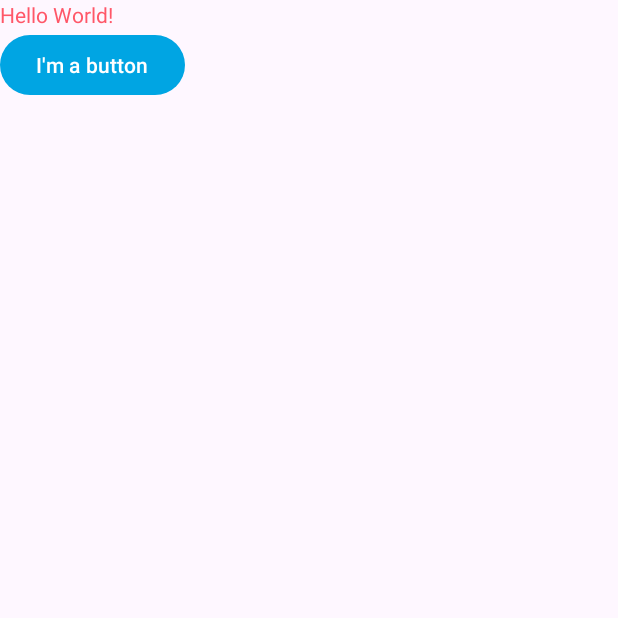
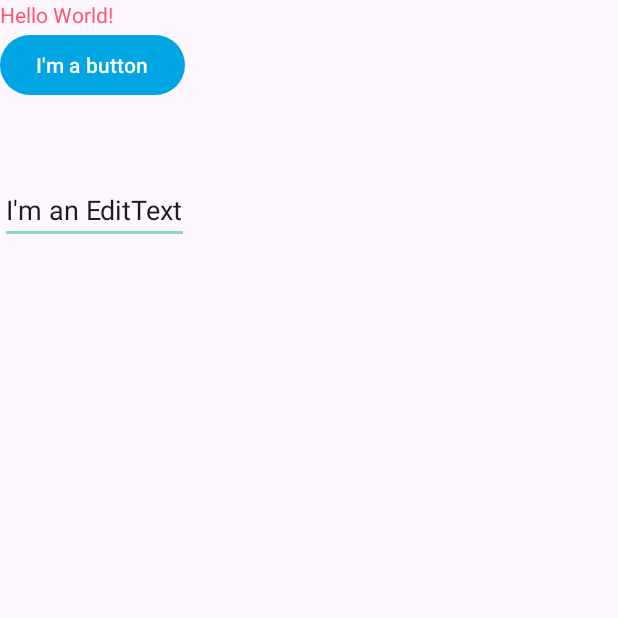
Before and after one commit to andresporrasdev/AndresAndroid, an Android app: the screen it shows after launch (MainActivity), on a phone screen of 412 x 824 dp, the top half of it. Run offline under Robolectric (Android 15) with nearby library versions, the phone set to English and light mode, and no system bars.

Commit message:
Button Changing Text when press a button working

```diff
--- a/app/src/main/java/algonquin/cst2335/porr0016/MainActivity.java
+++ b/app/src/main/java/algonquin/cst2335/porr0016/MainActivity.java
@@ -3,7 +3,9 @@ package algonquin.cst2335.porr0016;
 import androidx.appcompat.app.AppCompatActivity;
 
 import android.os.Bundle;
+import android.view.View;
 import android.widget.Button;
+import android.widget.EditText;
 import android.widget.TextView;
 
 public class MainActivity extends AppCompatActivity {
@@ -12,7 +14,18 @@ public class MainActivity extends AppCompatActivity {
     protected void onCreate(Bundle savedInstanceState) {
         super.onCreate(savedInstanceState);
         setContentView(R.layout.activity_main);
-        TextView myTextview = findViewById(R.id.textview);
+        TextView mytext = findViewById(R.id.textview);
         Button mybutton = findViewById(R.id.mybutton);
+        EditText myedit = findViewById(R.id.myedittext);
+
+
+
+        mybutton.setOnClickListener(new View.OnClickListener() {
+            public void onClick(View v) {
+                String editString = myedit.getText().toString();
+                mytext.setText( "Your edit text has: " + editString);
+            }
+        });
+
     }
 }
--- a/app/src/main/res/layout/activity_main.xml
+++ b/app/src/main/res/layout/activity_main.xml
@@ -20,4 +20,11 @@
         android:layout_marginBottom="50dp"
         android:text="@string/button_message" />
 
+    <EditText
+        android:id="@+id/myedittext"
+        android:text="@string/editmessage"
+        android:hint="string/hinttext"
+        android:layout_width="wrap_content"
+        android:layout_height="wrap_content"/>
+
 </LinearLayout>
--- a/app/src/main/res/values/strings.xml
+++ b/app/src/main/res/values/strings.xml
@@ -2,4 +2,6 @@
     <string name="app_name">AndresAndroid</string>
     <string name="hello_message">Hello World!</string>
     <string name="button_message">I\'m a button</string>
+    <string name="editmessage">I\'m an EditText</string>
+    <string name="hinttext">Write something here</string>
 </resources>
```
